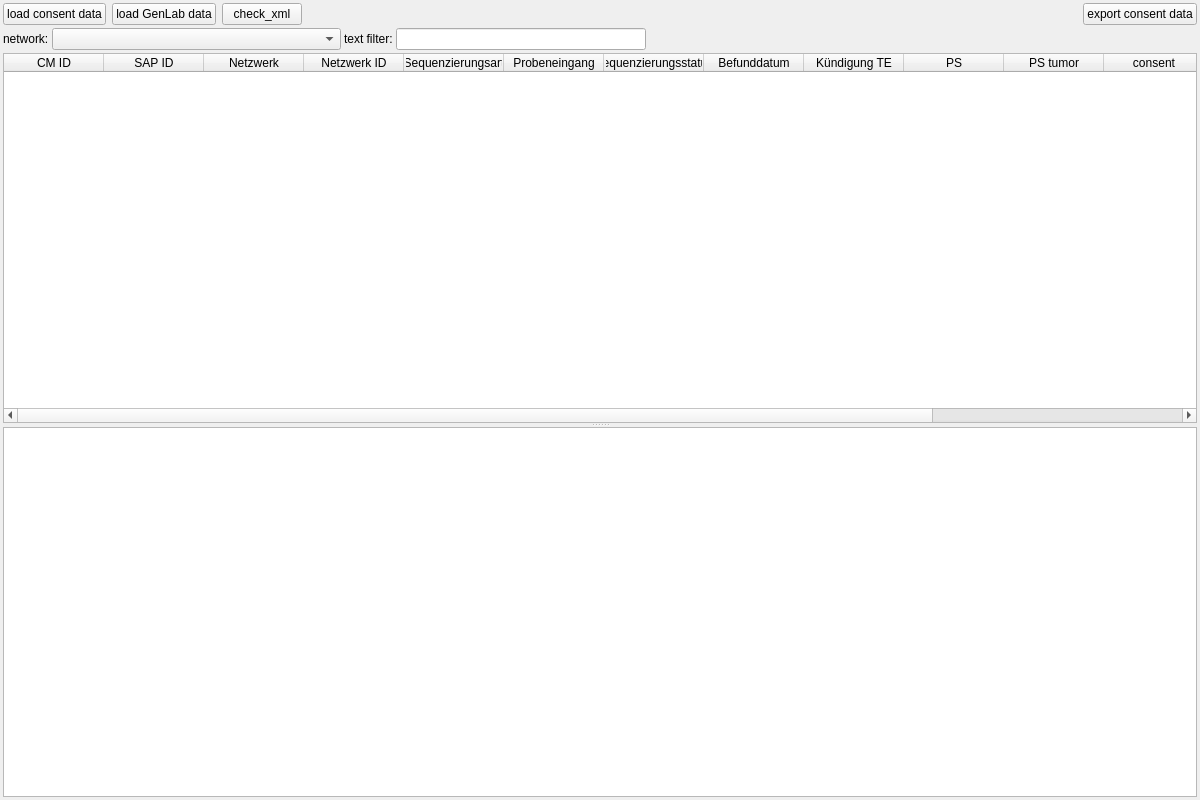
Qt form src/MVHub/MVHub.ui (imgag/ngs-bits) before a commit.
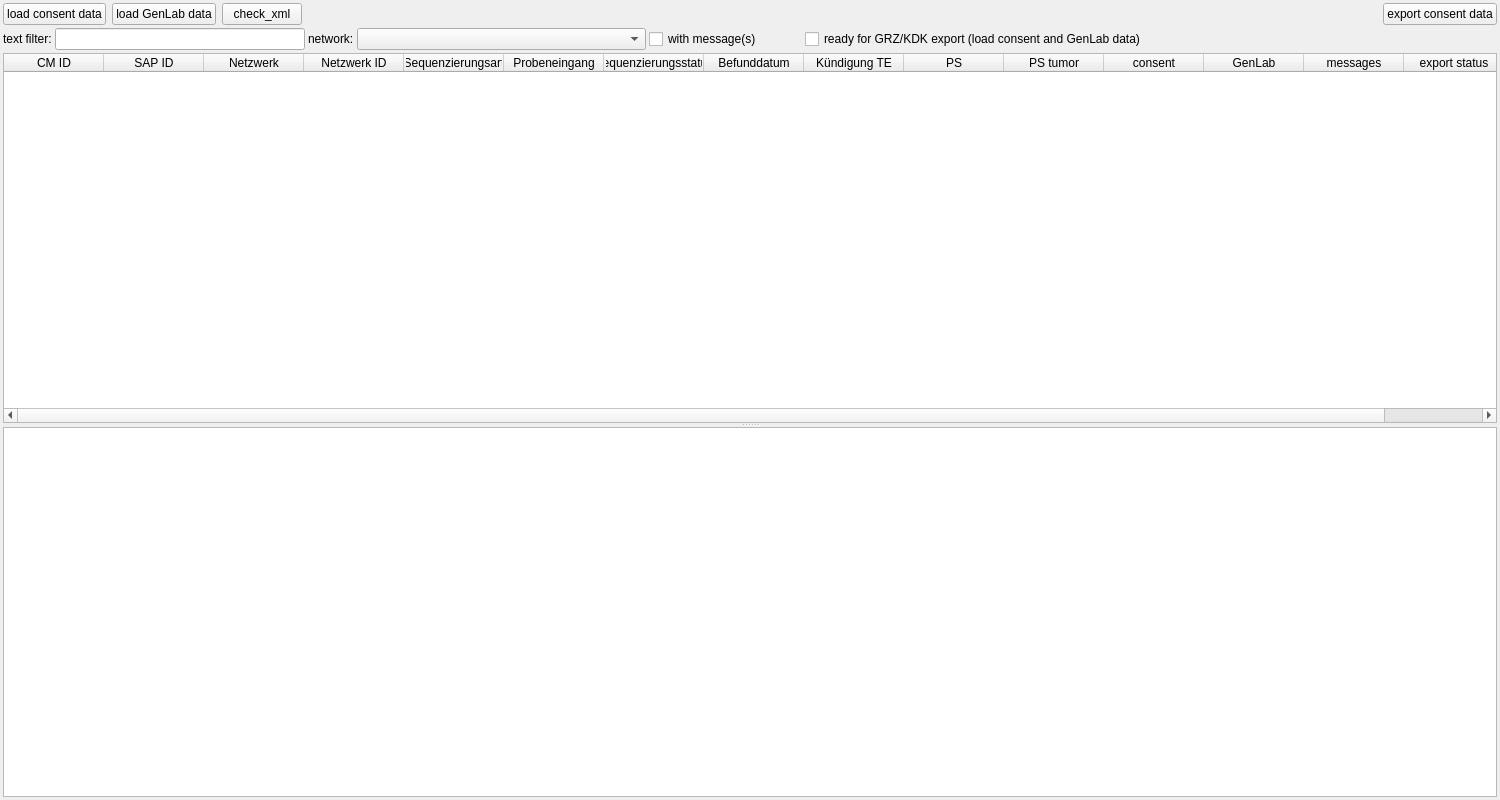
The same form after that commit. Icons and pictures are not drawn.

Commit message: MVHub: more filtering options; prepared GRZ/KDK upload

Patch:
```diff
--- a/src/MVHub/MVHub.ui
+++ b/src/MVHub/MVHub.ui
@@ -9,13 +9,13 @@
    <rect>
     <x>0</x>
     <y>0</y>
-    <width>1200</width>
+    <width>1500</width>
     <height>800</height>
    </rect>
   </property>
   <property name="minimumSize">
    <size>
-    <width>1200</width>
+    <width>1500</width>
     <height>800</height>
    </size>
   </property>
@@ -99,38 +99,6 @@
       <property name="spacing">
        <number>3</number>
       </property>
-      <item>
-       <widget class="QLabel" name="label_2">
-        <property name="text">
-         <string>network:</string>
-        </property>
-       </widget>
-      </item>
-      <item>
-       <widget class="QComboBox" name="f_network">
-        <property name="minimumSize">
-         <size>
-          <width>250</width>
-          <height>0</height>
-         </size>
-        </property>
-        <item>
-         <property name="text">
-          <string/>
-         </property>
-        </item>
-        <item>
-         <property name="text">
-          <string>Netzwerk Seltene Erkrankungen</string>
-         </property>
-        </item>
-        <item>
-         <property name="text">
-          <string>Deutsches Netzwerk für Personalisierte Medizin</string>
-         </property>
-        </item>
-       </widget>
-      </item>
       <item>
        <widget class="QLabel" name="label">
         <property name="text">
@@ -154,6 +122,68 @@
         </property>
        </widget>
       </item>
+      <item>
+       <widget class="QLabel" name="label_2">
+        <property name="text">
+         <string>network:</string>
+        </property>
+       </widget>
+      </item>
+      <item>
+       <widget class="QComboBox" name="f_network">
+        <property name="minimumSize">
+         <size>
+          <width>250</width>
+          <height>0</height>
+         </size>
+        </property>
+        <item>
+         <property name="text">
+          <string/>
+         </property>
+        </item>
+        <item>
+         <property name="text">
+          <string>Netzwerk Seltene Erkrankungen</string>
+         </property>
+        </item>
+        <item>
+         <property name="text">
+          <string>Deutsches Netzwerk für Personalisierte Medizin</string>
+         </property>
+        </item>
+       </widget>
+      </item>
+      <item>
+       <widget class="QCheckBox" name="f_messages">
+        <property name="text">
+         <string>with message(s)</string>
+        </property>
+       </widget>
+      </item>
+      <item>
+       <spacer name="horizontalSpacer_3">
+        <property name="orientation">
+         <enum>Qt::Horizontal</enum>
+        </property>
+        <property name="sizeType">
+         <enum>QSizePolicy::Fixed</enum>
+        </property>
+        <property name="sizeHint" stdset="0">
+         <size>
+          <width>40</width>
+          <height>20</height>
+         </size>
+        </property>
+       </spacer>
+      </item>
+      <item>
+       <widget class="QCheckBox" name="f_ready_export">
+        <property name="text">
+         <string>ready for GRZ/KDK export (load consent and GenLab data)</string>
+        </property>
+       </widget>
+      </item>
       <item>
        <spacer name="horizontalSpacer">
         <property name="orientation">
@@ -270,6 +300,11 @@
          <string>messages</string>
         </property>
        </column>
+       <column>
+        <property name="text">
+         <string>export status</string>
+        </property>
+       </column>
       </widget>
       <widget class="QPlainTextEdit" name="output"/>
      </widget>
```
Left out of the diff: 2 changed lines with no effect on the pictures. The commit also changes 2 other files.
